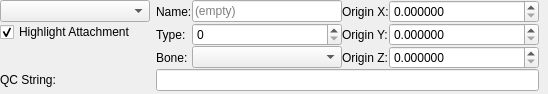
SamVanheer/HalfLifeAssetManager, file src/tools/hlmv/ui/assets/studiomodel/dockpanels/StudioModelAttachmentsPanel.ui: the form before one commit.
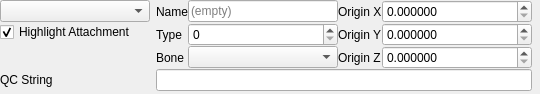
The form after the commit.

Commit message: Make labels use colons more consistently

Patch:
```diff
--- a/src/tools/hlmv/ui/assets/studiomodel/dockpanels/StudioModelAttachmentsPanel.ui
+++ b/src/tools/hlmv/ui/assets/studiomodel/dockpanels/StudioModelAttachmentsPanel.ui
@@ -6,7 +6,7 @@
    <rect>
     <x>0</x>
     <y>0</y>
-    <width>548</width>
+    <width>540</width>
     <height>94</height>
    </rect>
   </property>
@@ -84,7 +84,7 @@
         </sizepolicy>
        </property>
        <property name="text">
-        <string>Origin Y:</string>
+        <string>Origin Y</string>
        </property>
       </widget>
      </item>
@@ -97,7 +97,7 @@
         </sizepolicy>
        </property>
        <property name="text">
-        <string>Origin X:</string>
+        <string>Origin X</string>
        </property>
       </widget>
      </item>
@@ -110,7 +110,7 @@
         </sizepolicy>
        </property>
        <property name="text">
-        <string>Name:</string>
+        <string>Name</string>
        </property>
       </widget>
      </item>
@@ -123,7 +123,7 @@
         </sizepolicy>
        </property>
        <property name="text">
-        <string>Bone:</string>
+        <string>Bone</string>
        </property>
       </widget>
      </item>
@@ -183,7 +183,7 @@
         </sizepolicy>
        </property>
        <property name="text">
-        <string>Type:</string>
+        <string>Type</string>
        </property>
       </widget>
      </item>
@@ -196,7 +196,7 @@
         </sizepolicy>
        </property>
        <property name="text">
-        <string>Origin Z:</string>
+        <string>Origin Z</string>
        </property>
       </widget>
      </item>
@@ -329,7 +329,7 @@
    <item row="3" column="0">
     <widget class="QLabel" name="label_7">
      <property name="text">
-      <string>QC String:</string>
+      <string>QC String</string>
      </property>
     </widget>
    </item>
```
The commit also changes 4 other files.
